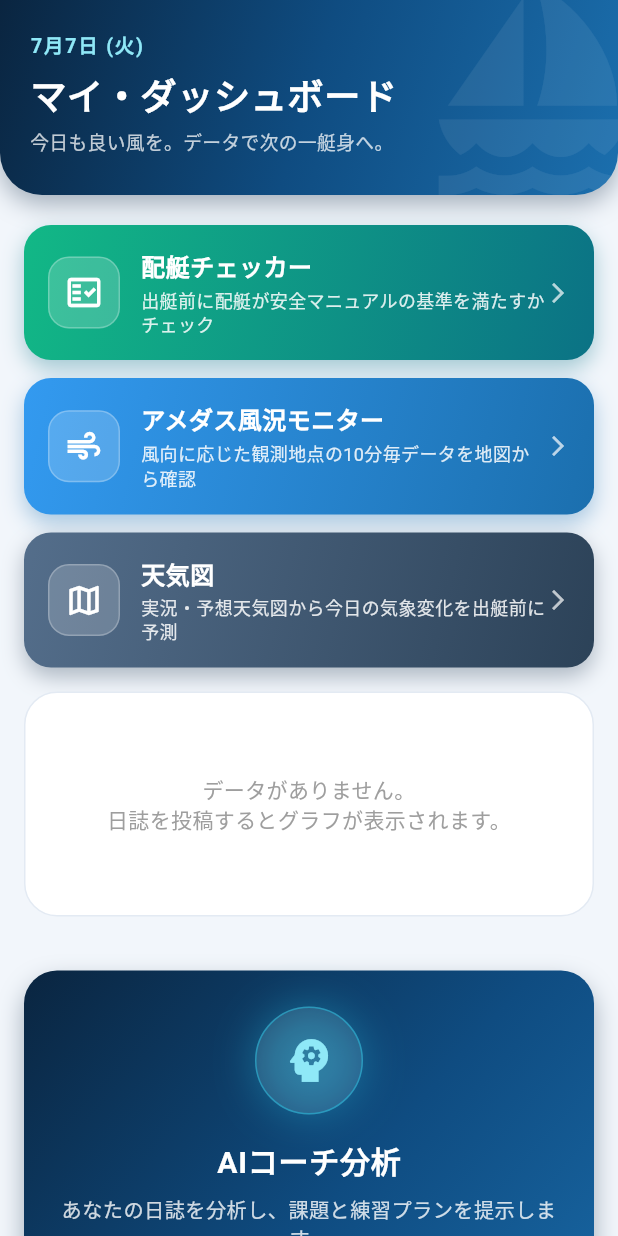
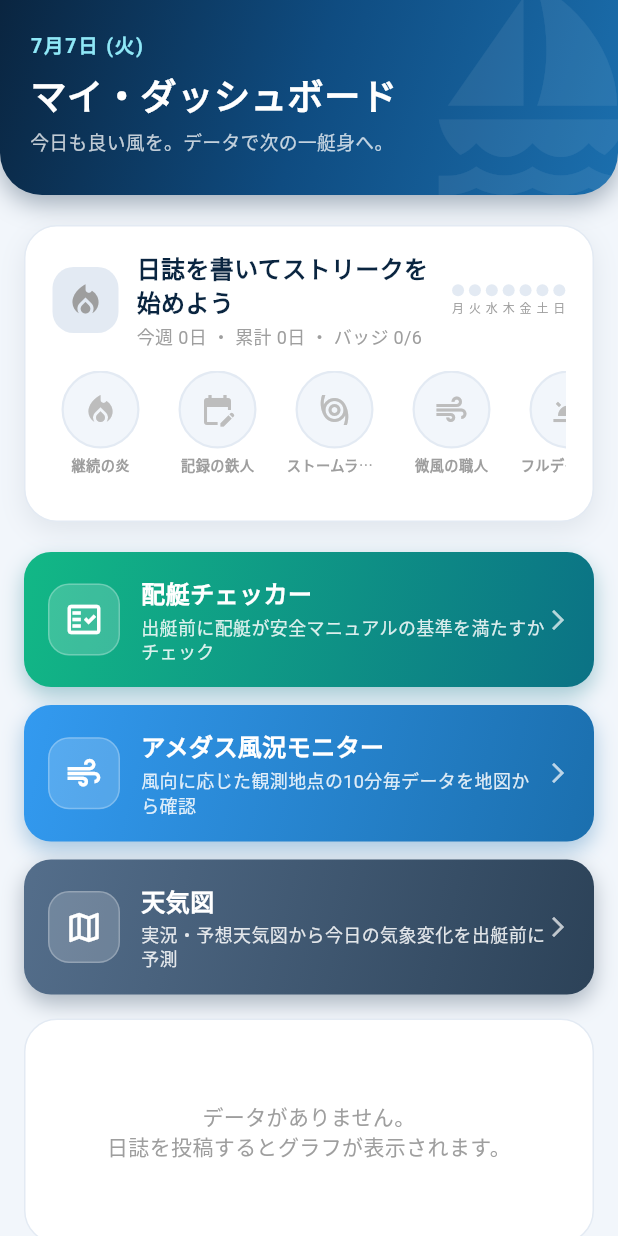
Before and after one commit to yuichiro041368gin-eng/yacht_link, a Flutter app: the HomePage screen opened directly, on a phone screen of 412 x 824 dp. Run offline on Flutter 3.47's test engine with Material 3 defaults, Android fonts, the phone set to English and light mode, and no system bars; our stand-ins replace cloud_firestore, firebase_auth, firebase_core, fl_chart, flutter_map, flutter_markdown and 7 more; missing offline and left inert: dart:ui_web; accounts and stored records are empty.

Commit message:
練習ストリーク🔥とバッジ機能を追加
- lib/streak_badges.dart: 直近1年の日誌から週ストリーク・今週の記録
  ドット(月〜日)・6種のバッジ(継続の炎/記録の鉄人/ストームライダー/
  微風の職人/フルデイセーラー/パーフェクトログ)を算出して表示。
  既存の practice_reports データのみで計算するためスキーマ変更不要
- home_page.dart: ヒーローヘッダー直下にストリークカードを配置。
  バッジタップで達成条件と進捗バーを表示。プルツーリフレッシュ対応

Co-Authored-By: Claude Fable 5 <noreply@anthropic.com>

```diff
--- a/lib/home_page.dart
+++ b/lib/home_page.dart
@@ -12,6 +12,7 @@ import 'haitei_checker_page.dart';
 import 'amedas_page.dart';
 import 'weather_map_page.dart';
 import 'app_theme.dart';
+import 'streak_badges.dart';
 
 class HomePage extends StatefulWidget {
   const HomePage({super.key});
@@ -35,6 +36,9 @@ class _HomePageState extends State<HomePage> {
   // FutureBuilderにbuildごとの新しいFutureを渡すと、再描画のたびに
   // Firestoreへの再クエリが走り、スピナーが出続けて動作が重くなる。
   Future<Map<String, List<double>>>? _chartDataFuture;
+
+  // ストリーク・バッジ用の統計（直近1年の日誌から算出）
+  Future<PracticeStats>? _statsFuture;
 
   final List<String> _radarAxisTitles = ['動作', 'セール\nトリム', 'ヒール\nトリム', 'VMG', 'スタート', 'コース'];
 
@@ -60,7 +64,31 @@ class _HomePageState extends State<HomePage> {
         _myTeamId = teamId;
         // teamIdが確定してから1回だけチャートデータを取得する
         _chartDataFuture = _fetchChartData();
+        _statsFuture = _fetchStats();
       });
+    }
+  }
+
+  // 直近1年の自分の日誌からストリーク・バッジ統計を計算
+  Future<PracticeStats> _fetchStats() async {
+    final user = FirebaseAuth.instance.currentUser;
+    if (user == null || _myTeamId == null) return computePracticeStats(const []);
+
+    try {
+      final oneYearAgo = DateTime.now().subtract(const Duration(days: 365));
+      final snapshot = await FirebaseFirestore.instance
+          .collection('practice_reports')
+          .where('userId', isEqualTo: user.uid)
+          .where('teamId', isEqualTo: _myTeamId)
+          .where('date',
+              isGreaterThanOrEqualTo: DateFormat('yyyy-MM-dd').format(oneYearAgo))
+          .get();
+
+      return computePracticeStats(
+          snapshot.docs.map((d) => d.data()).toList());
+    } catch (e) {
+      debugPrint('ストリーク統計の取得エラー: $e');
+      return computePracticeStats(const []);
     }
   }
 
@@ -406,9 +434,13 @@ class _HomePageState extends State<HomePage> {
       await _fetchMyTeamId();
       return;
     }
-    final future = _fetchChartData();
-    setState(() => _chartDataFuture = future);
-    await future;
+    final chartFuture = _fetchChartData();
+    final statsFuture = _fetchStats();
+    setState(() {
+      _chartDataFuture = chartFuture;
+      _statsFuture = statsFuture;
+    });
+    await Future.wait([chartFuture, statsFuture]);
   }
 
   @override
@@ -424,6 +456,7 @@ class _HomePageState extends State<HomePage> {
           child: Column(
             children: [
               _buildHeroHeader(),
+              _buildStreakSection(),
               _buildQuickAccessSection(),
               _buildChartSection(),
               const SizedBox(height: 20),
@@ -504,6 +537,37 @@ class _HomePageState extends State<HomePage> {
           ],
         ),
       ),
+    );
+  }
+
+  // 練習ストリーク🔥とバッジ
+  Widget _buildStreakSection() {
+    return FutureBuilder<PracticeStats>(
+      future: _statsFuture,
+      builder: (context, snapshot) {
+        if (_statsFuture == null ||
+            snapshot.connectionState == ConnectionState.waiting) {
+          return Container(
+            height: 96,
+            margin: const EdgeInsets.fromLTRB(16, 20, 16, 0),
+            padding: const EdgeInsets.all(18),
+            decoration: BoxDecoration(
+              color: Colors.white,
+              borderRadius: BorderRadius.circular(22),
+              border: Border.all(color: AppColors.hairline),
+            ),
+            child: const Row(
+              children: [
+                Skeleton(width: 44, height: 44, borderRadius: BorderRadius.all(Radius.circular(14))),
+                SizedBox(width: 12),
+                Expanded(child: Skeleton(height: 18)),
+              ],
+            ),
+          );
+        }
+        if (!snapshot.hasData) return const SizedBox.shrink();
+        return StreakBadgesCard(stats: snapshot.data!);
+      },
     );
   }
 
--- /dev/null
+++ b/lib/streak_badges.dart
@@ -0,0 +1,407 @@
+import 'package:flutter/material.dart';
+import 'app_theme.dart';
+
+/// 練習日誌の記録状況から算出するストリーク・バッジ統計。
+/// practice_reports の既存データのみで計算するため、
+/// スキーマ変更もセキュリティルール変更も不要。
+class PracticeStats {
+  /// 連続記録週数（今週まだ書いていなくてもストリークは切れない）
+  final int weekStreak;
+
+  /// 今週記録した日数（ユニーク日付）
+  final int thisWeekDays;
+
+  /// 集計期間内の累計記録日数（ユニーク日付）
+  final int totalDays;
+
+  /// 今週の曜日ごとの記録有無（月〜日）
+  final List<bool> thisWeekDots;
+
+  final List<PracticeBadge> badges;
+
+  const PracticeStats({
+    required this.weekStreak,
+    required this.thisWeekDays,
+    required this.totalDays,
+    required this.thisWeekDots,
+    required this.badges,
+  });
+
+  int get earnedCount => badges.where((b) => b.earned).length;
+}
+
+/// バッジ1個分の定義と獲得状況
+class PracticeBadge {
+  final String title;
+  final String description;
+  final IconData icon;
+  final bool earned;
+  final double progress; // 0.0〜1.0
+  final String progressLabel;
+
+  const PracticeBadge({
+    required this.title,
+    required this.description,
+    required this.icon,
+    required this.earned,
+    required this.progress,
+    required this.progressLabel,
+  });
+}
+
+/// practice_reports のドキュメント（data map のリスト）から統計を計算する。
+/// [reports] は各ドキュメントの data。必要フィールド:
+/// date('yyyy-MM-dd'), timeSlot('AM'/'PM'),
+/// 任意: windSpeedMin/Max, comment_動作 等, scores
+PracticeStats computePracticeStats(
+  List<Map<String, dynamic>> reports, {
+  DateTime? now,
+}) {
+  now ??= DateTime.now();
+  final today = DateTime(now.year, now.month, now.day);
+
+  DateTime mondayOf(DateTime d) =>
+      DateTime(d.year, d.month, d.day).subtract(Duration(days: d.weekday - 1));
+
+  // 日付のパースと基本集計
+  final Set<DateTime> uniqueDates = {};
+  final Map<DateTime, Set<String>> slotsByDate = {};
+  int heavyWindLogs = 0; // 平均風速7m/s以上
+  int lightWindLogs = 0; // 平均風速4m/s未満
+  bool hasPerfectLog = false;
+
+  const commentKeys = [
+    'comment_動作',
+    'comment_セーリング',
+    'comment_スタート',
+    'comment_コース',
+  ];
+
+  for (final r in reports) {
+    final dateStr = r['date'];
+    if (dateStr is! String) continue;
+    final parsed = DateTime.tryParse(dateStr);
+    if (parsed == null) continue;
+    final date = DateTime(parsed.year, parsed.month, parsed.day);
+
+    uniqueDates.add(date);
+    final slot = r['timeSlot'];
+    if (slot is String) {
+      (slotsByDate[date] ??= {}).add(slot);
+    }
+
+    final min = double.tryParse('${r['windSpeedMin']}');
+    final max = double.tryParse('${r['windSpeedMax']}');
+    if (min != null && max != null) {
+      final avg = (min + max) / 2;
+      if (avg >= 7.0) heavyWindLogs++;
+      if (avg < 4.0) lightWindLogs++;
+    }
+
+    if (!hasPerfectLog) {
+      hasPerfectLog = commentKeys.every((k) {
+        final v = r[k];
+        return v is String && v.trim().isNotEmpty;
+      });
+    }
+  }
+
+  // 週ストリーク: 記録のある週（月曜起点）が何週連続しているか。
+  // 今週まだ書いていなくても、先週まで続いていればストリーク継続扱い。
+  final weekStarts = uniqueDates.map(mondayOf).toSet();
+  final thisMonday = mondayOf(today);
+  DateTime cursor = thisMonday;
+  if (!weekStarts.contains(cursor)) {
+    cursor = cursor.subtract(const Duration(days: 7));
+  }
+  int weekStreak = 0;
+  while (weekStarts.contains(cursor)) {
+    weekStreak++;
+    cursor = cursor.subtract(const Duration(days: 7));
+  }
+
+  // 今週のドット（月〜日）
+  final thisWeekDots = List<bool>.generate(7, (i) {
+    return uniqueDates.contains(thisMonday.add(Duration(days: i)));
+  });
+  final thisWeekDays = thisWeekDots.where((d) => d).length;
+
+  // 午前も午後も記録した日数
+  final fullDays =
+      slotsByDate.values.where((s) => s.contains('AM') && s.contains('PM')).length;
+
+  PracticeBadge makeBadge(String title, String desc, IconData icon, int value, int target) {
+    return PracticeBadge(
+      title: title,
+      description: desc,
+      icon: icon,
+      earned: value >= target,
+      progress: (value / target).clamp(0.0, 1.0),
+      progressLabel: '$value / $target',
+    );
+  }
+
+  final badges = <PracticeBadge>[
+    makeBadge('継続の炎', '4週連続で日誌を記録する', Icons.local_fire_department, weekStreak, 4),
+    makeBadge('記録の鉄人', '累計30日分の日誌を記録する', Icons.edit_calendar, uniqueDates.length, 30),
+    makeBadge('ストームライダー', '強風(平均7m/s以上)の日誌を3回記録する', Icons.storm, heavyWindLogs, 3),
+    makeBadge('微風の職人', '微風(平均4m/s未満)の日誌を10回記録する', Icons.air, lightWindLogs, 10),
+    makeBadge('フルデイセーラー', '午前も午後も記録した日を10日つくる', Icons.wb_twilight, fullDays, 10),
+    makeBadge('パーフェクトログ', '1つの日誌で全カテゴリのコメントを記入する', Icons.checklist, hasPerfectLog ? 1 : 0, 1),
+  ];
+
+  return PracticeStats(
+    weekStreak: weekStreak,
+    thisWeekDays: thisWeekDays,
+    totalDays: uniqueDates.length,
+    thisWeekDots: thisWeekDots,
+    badges: badges,
+  );
+}
+
+/// ホーム画面に置くストリーク+バッジのカード
+class StreakBadgesCard extends StatelessWidget {
+  final PracticeStats stats;
+
+  const StreakBadgesCard({super.key, required this.stats});
+
+  @override
+  Widget build(BuildContext context) {
+    final bool onFire = stats.weekStreak > 0;
+
+    return Container(
+      margin: const EdgeInsets.fromLTRB(16, 20, 16, 0),
+      padding: const EdgeInsets.fromLTRB(18, 16, 18, 14),
+      decoration: BoxDecoration(
+        color: Colors.white,
+        borderRadius: BorderRadius.circular(22),
+        border: Border.all(color: AppColors.hairline),
+        boxShadow: [
+          BoxShadow(
+            color: AppColors.navy.withValues(alpha: 0.08),
+            blurRadius: 14,
+            offset: const Offset(0, 6),
+          ),
+        ],
+      ),
+      child: Column(
+        crossAxisAlignment: CrossAxisAlignment.start,
+        children: [
+          Row(
+            children: [
+              // 炎アイコン: ストリーク中はオレンジグラデ、ゼロならグレー
+              Container(
+                width: 44,
+                height: 44,
+                decoration: BoxDecoration(
+                  gradient: onFire
+                      ? const LinearGradient(
+                          begin: Alignment.topCenter,
+                          end: Alignment.bottomCenter,
+                          colors: [Color(0xFFFFB03A), Color(0xFFFF6B35)],
+                        )
+                      : null,
+                  color: onFire ? null : AppColors.hairline,
+                  borderRadius: BorderRadius.circular(14),
+                  boxShadow: onFire
+                      ? [
+                          BoxShadow(
+                            color: const Color(0xFFFF6B35).withValues(alpha: 0.4),
+                            blurRadius: 12,
+                          ),
+                        ]
+                      : null,
+                ),
+                child: Icon(
+                  Icons.local_fire_department,
+                  color: onFire ? Colors.white : Colors.grey,
+                  size: 26,
+                ),
+              ),
+              const SizedBox(width: 12),
+              Expanded(
+                child: Column(
+                  crossAxisAlignment: CrossAxisAlignment.start,
+                  children: [
+                    Text(
+                      onFire ? '${stats.weekStreak}週連続 記録中！' : '日誌を書いてストリークを始めよう',
+                      style: const TextStyle(
+                        fontSize: 16,
+                        fontWeight: FontWeight.bold,
+                        color: AppColors.navy,
+                      ),
+                    ),
+                    const SizedBox(height: 2),
+                    Text(
+                      '今週 ${stats.thisWeekDays}日 ・ 累計 ${stats.totalDays}日 ・ バッジ ${stats.earnedCount}/${stats.badges.length}',
+                      style: const TextStyle(fontSize: 12, color: Colors.grey),
+                    ),
+                  ],
+                ),
+              ),
+              _WeekDots(dots: stats.thisWeekDots),
+            ],
+          ),
+          const SizedBox(height: 14),
+          SizedBox(
+            height: 86,
+            child: ListView.separated(
+              scrollDirection: Axis.horizontal,
+              itemCount: stats.badges.length,
+              separatorBuilder: (_, i) => const SizedBox(width: 14),
+              itemBuilder: (context, index) =>
+                  _BadgeChip(badge: stats.badges[index]),
+            ),
+          ),
+        ],
+      ),
+    );
+  }
+}
+
+/// 今週の記録を月〜日の7つのドットで表示
+class _WeekDots extends StatelessWidget {
+  final List<bool> dots;
+  const _WeekDots({required this.dots});
+
+  @override
+  Widget build(BuildContext context) {
+    const labels = ['月', '火', '水', '木', '金', '土', '日'];
+    return Row(
+      mainAxisSize: MainAxisSize.min,
+      children: List.generate(7, (i) {
+        return Padding(
+          padding: const EdgeInsets.only(left: 3),
+          child: Column(
+            mainAxisSize: MainAxisSize.min,
+            children: [
+              Container(
+                width: 8,
+                height: 8,
+                decoration: BoxDecoration(
+                  shape: BoxShape.circle,
+                  color: dots[i] ? AppColors.cyan : AppColors.hairline,
+                ),
+              ),
+              const SizedBox(height: 2),
+              Text(labels[i],
+                  style: TextStyle(
+                      fontSize: 8,
+                      color: dots[i] ? AppColors.primary : Colors.grey)),
+            ],
+          ),
+        );
+      }),
+    );
+  }
+}
+
+class _BadgeChip extends StatelessWidget {
+  final PracticeBadge badge;
+  const _BadgeChip({required this.badge});
+
+  void _showDetail(BuildContext context) {
+    showDialog(
+      context: context,
+      builder: (context) => AlertDialog(
+        title: Row(
+          children: [
+            Icon(badge.icon,
+                color: badge.earned ? AppColors.primary : Colors.grey, size: 26),
+            const SizedBox(width: 10),
+            Expanded(
+              child: Text(badge.title, style: const TextStyle(fontSize: 18)),
+            ),
+          ],
+        ),
+        content: Column(
+          mainAxisSize: MainAxisSize.min,
+          crossAxisAlignment: CrossAxisAlignment.start,
+          children: [
+            Text(badge.description),
+            const SizedBox(height: 16),
+            ClipRRect(
+              borderRadius: BorderRadius.circular(8),
+              child: LinearProgressIndicator(
+                value: badge.progress,
+                minHeight: 8,
+                backgroundColor: AppColors.hairline,
+                color: badge.earned ? const Color(0xFF12B886) : AppColors.cyan,
+              ),
+            ),
+            const SizedBox(height: 6),
+            Text(
+              badge.earned ? '獲得済み！' : 'あと少し: ${badge.progressLabel}',
+              style: TextStyle(
+                fontSize: 12,
+                fontWeight: FontWeight.bold,
+                color: badge.earned ? const Color(0xFF12B886) : Colors.grey,
+              ),
+            ),
+          ],
+        ),
+        actions: [
+          TextButton(
+            onPressed: () => Navigator.pop(context),
+            child: const Text('閉じる'),
+          ),
+        ],
+      ),
+    );
+  }
+
+  @override
+  Widget build(BuildContext context) {
+    return InkWell(
+      borderRadius: BorderRadius.circular(12),
+      onTap: () => _showDetail(context),
+      child: SizedBox(
+        width: 64,
+        child: Column(
+          mainAxisSize: MainAxisSize.min,
+          children: [
+            Container(
+              width: 52,
+              height: 52,
+              decoration: BoxDecoration(
+                gradient: badge.earned ? AppGradients.cyanCta : null,
+                color: badge.earned ? null : AppColors.scaffoldBg,
+                shape: BoxShape.circle,
+                border: Border.all(
+                  color: badge.earned
+                      ? Colors.transparent
+                      : AppColors.hairline,
+                  width: 1.5,
+                ),
+                boxShadow: badge.earned
+                    ? [
+                        BoxShadow(
+                          color: AppColors.cyan.withValues(alpha: 0.35),
+                          blurRadius: 10,
+                        ),
+                      ]
+                    : null,
+              ),
+              child: Icon(
+                badge.icon,
+                size: 24,
+                color: badge.earned ? Colors.white : Colors.grey.shade400,
+              ),
+            ),
+            const SizedBox(height: 4),
+            Text(
+              badge.title,
+              maxLines: 1,
+              overflow: TextOverflow.ellipsis,
+              style: TextStyle(
+                fontSize: 9.5,
+                fontWeight: FontWeight.bold,
+                color: badge.earned ? AppColors.navy : Colors.grey,
+              ),
+            ),
+          ],
+        ),
+      ),
+    );
+  }
+}
```
